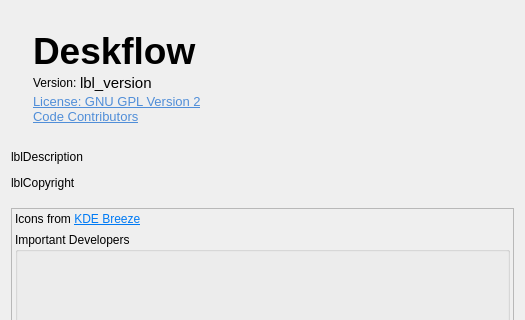
youxia173/DeskConnect, file src/lib/gui/dialogs/AboutDialog.ui: the form before one commit; both pictures show x 0 to 525 and y 0 to 320 of the 525 by 600 pixel window.
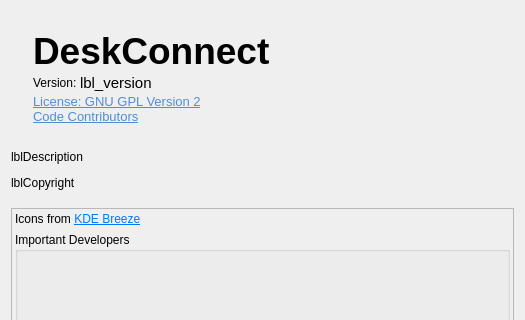
The form after the commit. Icons and pictures are not drawn.

Commit message:
Brand as DeskConnect and add client convenience features.
Rename the product, default to Chinese UI and desktop mode, add launch-at-login, host history with WiFi binding, and pass the GUI settings path to core so client connects reliably.

```diff
--- a/src/lib/gui/dialogs/AboutDialog.ui
+++ b/src/lib/gui/dialogs/AboutDialog.ui
@@ -105,7 +105,7 @@
          </font>
         </property>
         <property name="text">
-         <string notr="true">Deskflow</string>
+         <string notr="true">DeskConnect</string>
         </property>
         <property name="scaledContents">
          <bool>false</bool>
```
Left out of the diff: 2 changed lines with no effect on the pictures. The commit also changes 28 other files.
